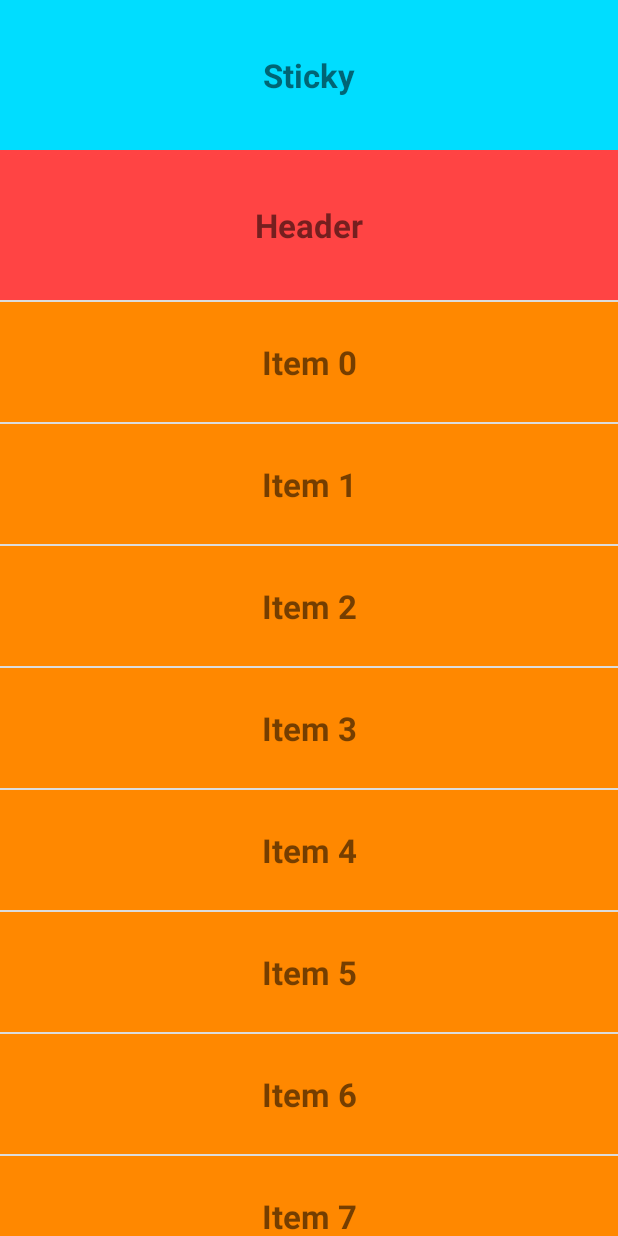
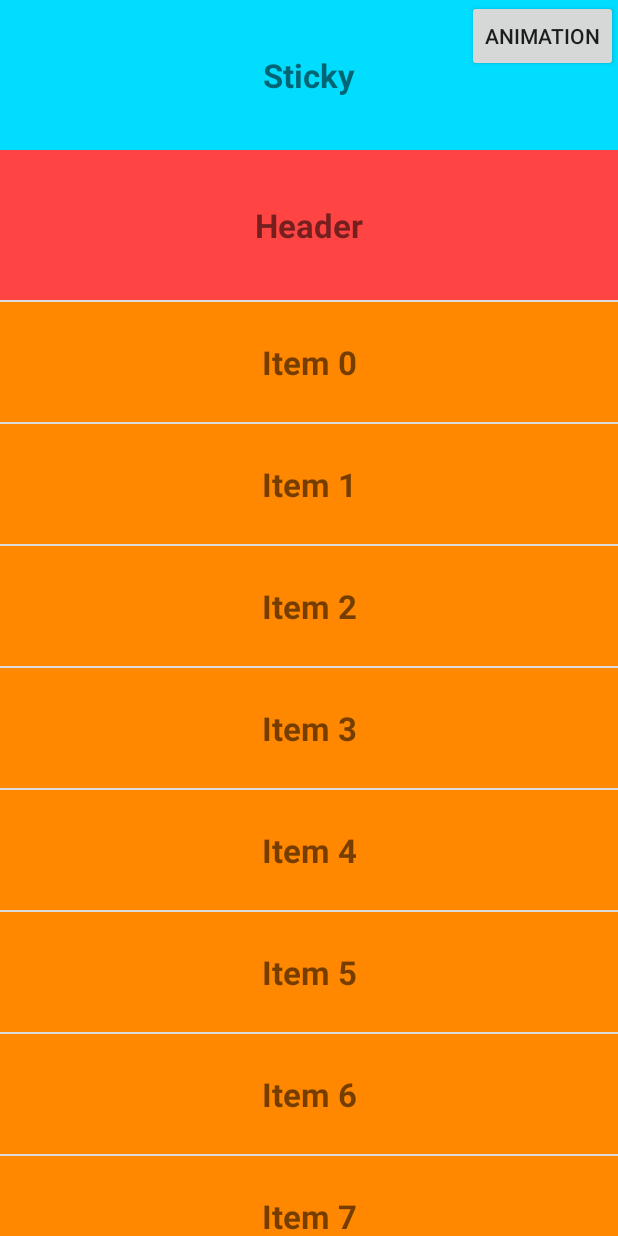
Before and after one commit to cuongnq88/StickyListViewHeaders, an Android app: the screen it shows after launch (MainActivity), on a phone screen of 412 x 824 dp. Run offline under Robolectric (Android 15) with nearby library versions, the phone set to English and light mode, and no system bars.

Commit message:
add function display or hiding header sticky with mode animation or not animation

```diff
--- a/Sample/app/src/main/java/com/cuongnq88/stickylistviewheaders/MainActivity.java
+++ b/Sample/app/src/main/java/com/cuongnq88/stickylistviewheaders/MainActivity.java
@@ -4,14 +4,14 @@ package com.cuongnq88.stickylistviewheaders;
 import android.app.Activity;
 import android.content.Context;
 import android.os.Bundle;
-import android.util.Log;
 import android.view.LayoutInflater;
 import android.view.View;
 import android.view.animation.AccelerateInterpolator;
 import android.view.animation.DecelerateInterpolator;
 import android.widget.BaseAdapter;
+import android.widget.Button;
 import android.widget.ListView;
-import android.widget.TextView;
+import android.widget.RelativeLayout;
 
 import com.cuongnq88.adapter.MyBaseAdapter;
 import com.cuongnq88.listener.StickyListViewListener;
@@ -19,11 +19,12 @@ import com.cuongnq88.listener.StickyListViewListener;
 import java.util.ArrayList;
 import java.util.List;
 
-public class MainActivity extends Activity {
+public class MainActivity extends Activity implements View.OnClickListener {
 
     private ListView mListView;
-    private TextView mTextViewSticky;
-    private View headerListView;
+    private RelativeLayout mRLSticky;
+    private Button mBtnMode;
+    private View mHeaderListView;
     private BaseAdapter mAdapter;
     private StickyListViewListener mSiStickyListViewListener;
 
@@ -49,11 +50,13 @@ public class MainActivity extends Activity {
      * loadControl
      */
     private void loadControl() {
-        mTextViewSticky = (TextView) findViewById(R.id.textViewSticky);
+        mRLSticky = (RelativeLayout) findViewById(R.id.rl_sticky);
+        mBtnMode = (Button) findViewById(R.id.btnMode);
+        mBtnMode.setOnClickListener(this);
         mListView = (ListView) findViewById(R.id.listView);
         LayoutInflater inflater = (LayoutInflater) this.getSystemService(Context.LAYOUT_INFLATER_SERVICE);
-        headerListView = inflater.from(this).inflate(R.layout.header_list_view, null);
-        mListView.addHeaderView(headerListView);
+        mHeaderListView = inflater.from(this).inflate(R.layout.header_list_view, null);
+        mListView.addHeaderView(mHeaderListView);
     }
 
     /**
@@ -71,7 +74,7 @@ public class MainActivity extends Activity {
      */
     private List<String> createItemList() {
         List<String> itemList = new ArrayList<>();
-        for (int i = 0; i < 30; i++) {
+        for (int i = 0; i < 50; i++) {
             itemList.add("Item " + i);
         }
         return itemList;
@@ -83,23 +86,35 @@ public class MainActivity extends Activity {
      * @return
      */
     private StickyListViewListener createListenerList() {
-        StickyListViewListener listener = new StickyListViewListener(mTextViewSticky.getHeight(), true) {
+        StickyListViewListener listener = new StickyListViewListener(mRLSticky.getHeight(), true) {
             @Override
             public void onMoved(int distance) {
-                mTextViewSticky.setTranslationY(-distance);
+                mRLSticky.setTranslationY(-distance);
             }
 
             @Override
             public void onShow() {
-                mTextViewSticky.animate().translationY(0).setInterpolator(new DecelerateInterpolator(2)).start();
+                mRLSticky.animate().translationY(0).setInterpolator(new DecelerateInterpolator(2)).start();
             }
 
             @Override
             public void onHide() {
-                mTextViewSticky.animate().translationY(-mTextViewSticky.getHeight()).setInterpolator(new AccelerateInterpolator(2)).start();
+                mRLSticky.animate().translationY(-mRLSticky.getHeight()).setInterpolator(new AccelerateInterpolator(2)).start();
             }
         };
         return listener;
     }
 
+    @Override
+    public void onClick(View v) {
+        if (v.getId() == R.id.btnMode) {
+            if (mSiStickyListViewListener.isAnimation()) {
+                mBtnMode.setText("Not Animation");
+                mSiStickyListViewListener.setIsAnimation(false);
+            } else {
+                mBtnMode.setText("Animation");
+                mSiStickyListViewListener.setIsAnimation(true);
+            }
+        }
+    }
 }
--- a/Sample/app/src/main/res/layout/activity_main.xml
+++ b/Sample/app/src/main/res/layout/activity_main.xml
@@ -9,22 +9,30 @@
         android:layout_width="match_parent"
         android:layout_height="match_parent" />
 
-    <LinearLayout
-        android:id="@+id/ll_sticky"
+    <RelativeLayout
+        android:id="@+id/rl_sticky"
         android:layout_width="match_parent"
-        android:layout_height="wrap_content"
+        android:layout_height="100dp"
+        android:background="@android:color/holo_blue_bright"
         android:orientation="vertical">
+
+        <Button
+            android:id="@+id/btnMode"
+            android:layout_width="wrap_content"
+            android:layout_height="wrap_content"
+            android:layout_alignParentRight="true"
+            android:text="Animation"
+            android:visibility="visible" />
 
         <TextView
             android:id="@+id/textViewSticky"
-            android:layout_width="match_parent"
-            android:layout_height="100dp"
+            android:layout_width="wrap_content"
+            android:layout_height="wrap_content"
+            android:layout_centerInParent="true"
             android:text="Sticky"
-            android:gravity="center"
             android:textSize="22sp"
-            android:textStyle="bold"
-            android:background="@android:color/holo_blue_bright"/>
+            android:textStyle="bold" />
 
-    </LinearLayout>
+    </RelativeLayout>
 
 </FrameLayout>
--- a/Sample/app/src/main/res/layout/header_list_view.xml
+++ b/Sample/app/src/main/res/layout/header_list_view.xml
@@ -4,10 +4,35 @@
     android:layout_height="wrap_content"
     android:orientation="vertical">
 
-    <View
+    <!--<View-->
+        <!--android:id="@+id/view_head_sticky"-->
+        <!--android:layout_width="match_parent"-->
+        <!--android:layout_height="100dp" />-->
+
+    <RelativeLayout
         android:id="@+id/view_head_sticky"
         android:layout_width="match_parent"
-        android:layout_height="100dp" />
+        android:layout_height="100dp">
+
+        <Button
+            android:id="@+id/btnMode"
+            android:layout_width="wrap_content"
+            android:layout_height="wrap_content"
+            android:layout_alignParentRight="true"
+            android:text="Mode"
+            android:visibility="invisible" />
+
+        <TextView
+            android:id="@+id/textViewSticky"
+            android:layout_width="wrap_content"
+            android:layout_height="wrap_content"
+            android:layout_centerInParent="true"
+            android:text="Sticky"
+            android:textSize="22sp"
+            android:textStyle="bold"
+            android:visibility="invisible" />
+
+    </RelativeLayout>
 
     <TextView
         android:id="@+id/textViewHeader"
```
Also changed, not shown: Sample/app/src/main/java/com/cuongnq88/listener/StickyListViewListener.java (+36 -1 lines), 2 other files.
